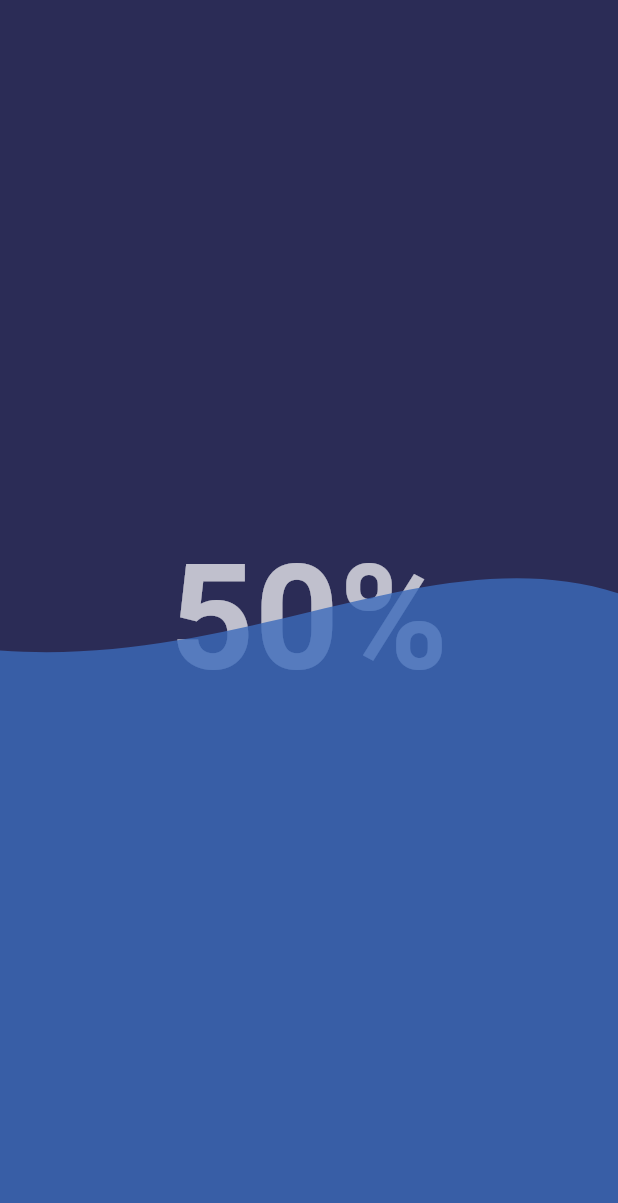
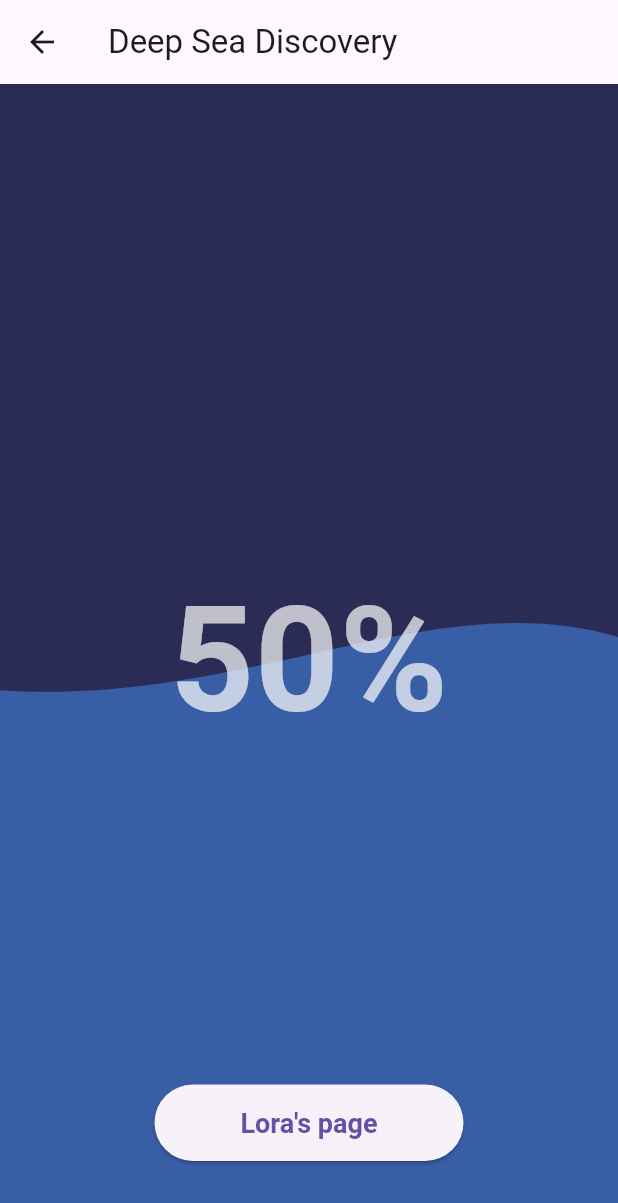
Before and after one commit to loraavie/app4, a Flutter app: the ScreenOne screen opened directly, on a phone screen of 412 x 824 dp. Shown: the top 1203 px of the screen. Run offline on Flutter 3.47's test engine with Material 3 defaults, Android fonts, the phone set to English and light mode, and no system bars.

Commit message:
Lora button restored

```diff
--- a/lib/main.dart
+++ b/lib/main.dart
@@ -245,17 +245,10 @@ class _ScreenOneState extends State<ScreenOne> with TickerProviderStateMixin {
   Widget build(BuildContext context) {
     Size size = MediaQuery.of(context).size;
     return Scaffold(
+      appBar: AppBar(title: const Text('Deep Sea Discovery')),
       backgroundColor: Color(0xff2B2C56),
       body: Stack(
         children: [
-          Center(
-            child: Text('50%',
-                style: TextStyle(
-                    fontWeight: FontWeight.w600,
-                    wordSpacing: 3,
-                    color: Colors.white.withOpacity(.7)),
-                textScaleFactor: 7),
-          ),
           CustomPaint(
             painter: MyPainter(
               firstAnimation.value,
@@ -266,6 +259,29 @@ class _ScreenOneState extends State<ScreenOne> with TickerProviderStateMixin {
             child: SizedBox(
               height: size.height,
               width: size.width,
+            ),
+          ),
+          Center(
+            child: Text('50%',
+                style: TextStyle(
+                    fontWeight: FontWeight.w600,
+                    wordSpacing: 3,
+                    color: Colors.white.withOpacity(.7)),
+                textScaleFactor: 7),
+          ),
+          Positioned(
+            bottom: 50,
+            left: size.width * 0.25,
+            right: size.width * 0.25,
+            child: ElevatedButton(
+              onPressed: () {
+                Navigator.pop(context);
+              },
+              style: ElevatedButton.styleFrom(
+                padding: EdgeInsets.symmetric(vertical: 15),
+                textStyle: TextStyle(fontSize: 18, fontWeight: FontWeight.bold),
+              ),
+              child: Text('Lora\'s page'),
             ),
           )
         ],
```
